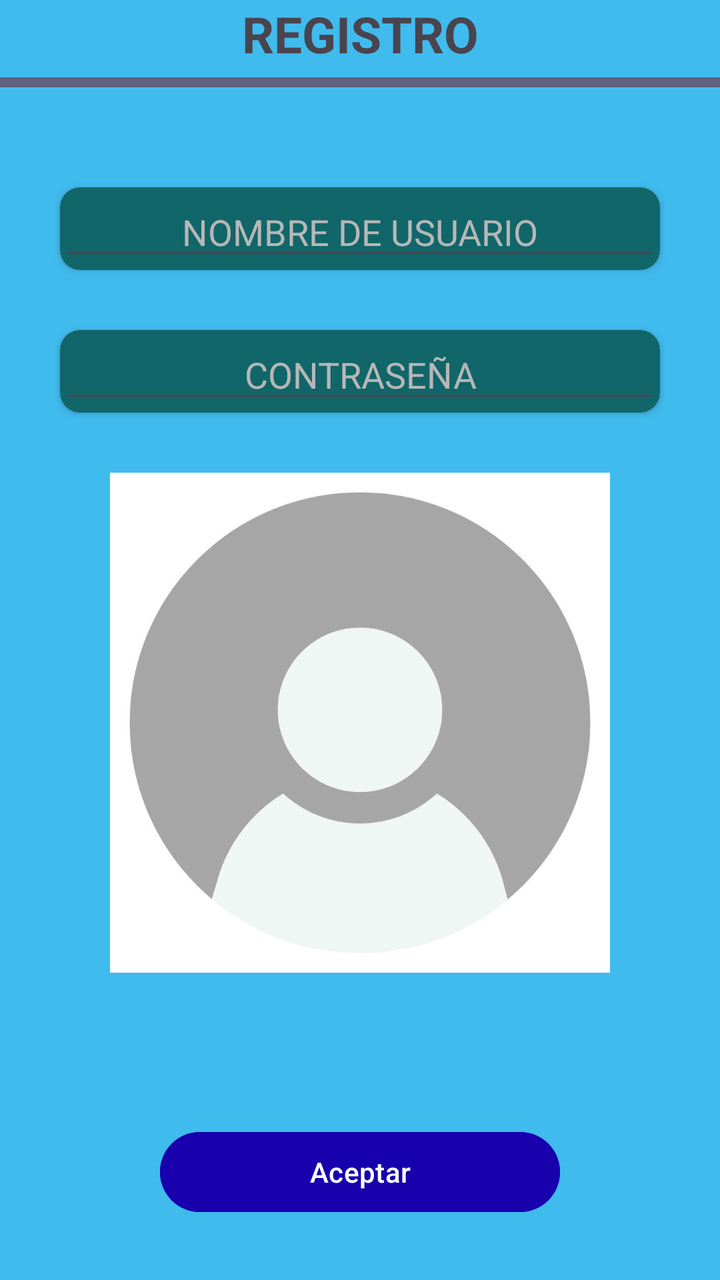
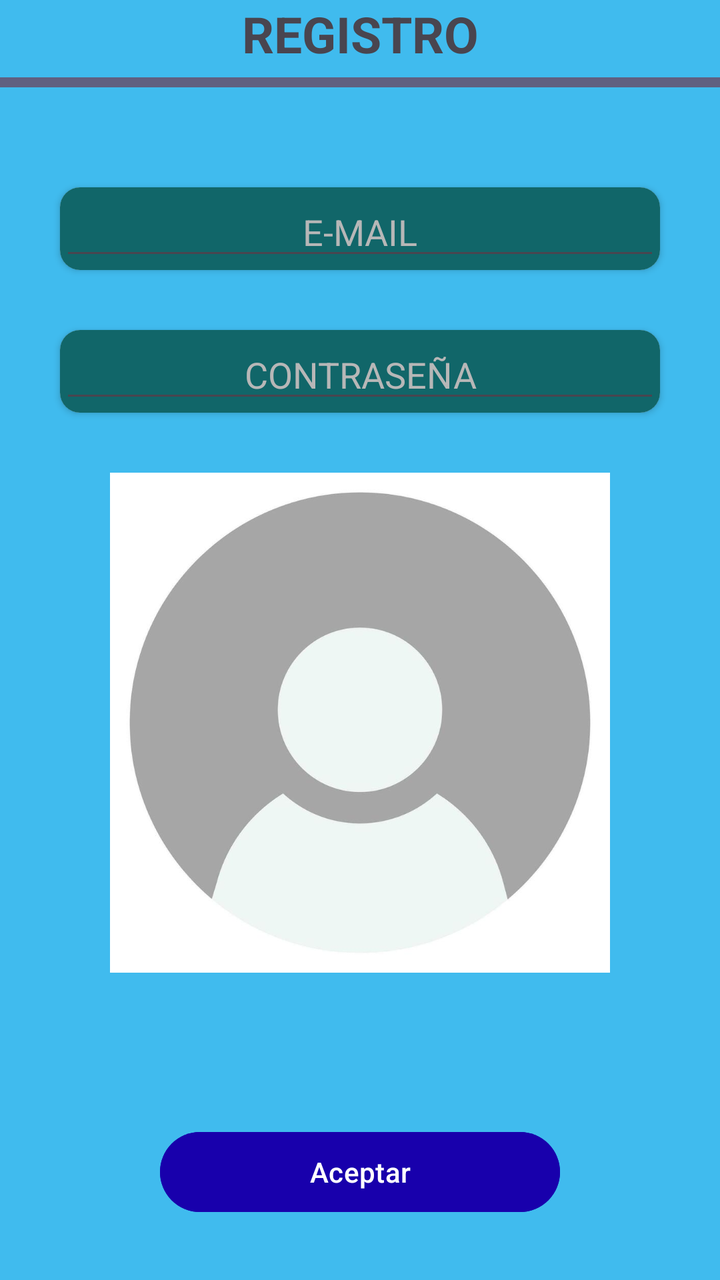

Before-and-after screenshots of an Android layout around one commit, followed by the original layout XML and the change that was made.
<!-- AndroidManifest.xml: application theme Theme.SuperSexiBoys -->
<!-- res/layout/activity_registro.xml -->
<?xml version="1.0" encoding="utf-8"?>
<androidx.constraintlayout.widget.ConstraintLayout xmlns:android="http://schemas.android.com/apk/res/android"
    xmlns:app="http://schemas.android.com/apk/res-auto"
    xmlns:tools="http://schemas.android.com/tools"
    android:id="@+id/main"
    android:layout_width="match_parent"
    android:layout_height="match_parent"
    android:background="@color/celeste"
    tools:context=".RegistroActivity">
    <TextView
        android:id="@+id/registrotext"
        android:layout_width="match_parent"
        android:gravity="center"
        android:layout_height="wrap_content"
        android:text="@string/registro"
        android:textSize="25sp"
        android:textStyle="bold"
        app:layout_constraintEnd_toEndOf="parent"
        app:layout_constraintStart_toStartOf="parent"
        app:layout_constraintTop_toTopOf="parent" />
    <TextView
        android:id="@+id/linea_registro"
        android:layout_width="match_parent"
        android:layout_height="5dp"
        android:layout_marginTop="5dp"
        android:layout_marginBottom="5dp"
        app:layout_constraintTop_toBottomOf="@+id/registrotext"
        android:background="@color/plomo_oscuro"/>
    <androidx.cardview.widget.CardView
        android:id="@+id/registroUsuario"
        android:layout_width="match_parent"
        android:layout_marginStart="30dp"
        android:layout_marginEnd="30dp"
        android:layout_marginTop="50dp"
        android:background="@color/black"
        app:layout_constraintTop_toBottomOf="@+id/linea_registro"
        app:layout_constraintStart_toStartOf="parent"
        app:layout_constraintEnd_toEndOf="parent"
        app:cardCornerRadius="10dp"
        android:layout_height="wrap_content">
        <LinearLayout
            android:layout_width="match_parent"
            android:layout_height="wrap_content"
            android:background="@color/verde_oscuro">
            <EditText
                android:layout_width="match_parent"
                android:textColorHint="@color/plomo"
                android:hint="@string/nombre_de_usuario"
                android:gravity="center"
                android:textColor="@color/white"
                android:layout_height="wrap_content"/>
        </LinearLayout>
    </androidx.cardview.widget.CardView>
    <androidx.cardview.widget.CardView
        android:layout_width="match_parent"
        android:background="@color/black"
        android:id="@+id/registroContrasena"
        app:layout_constraintTop_toBottomOf="@+id/registroUsuario"
        app:layout_constraintStart_toStartOf="parent"
        app:layout_constraintEnd_toEndOf="parent"
        app:cardCornerRadius="10dp"
        android:layout_margin="30dp"
        android:layout_height="wrap_content">
        <LinearLayout
            android:layout_width="match_parent"
            android:layout_height="wrap_content"
            android:background="@color/verde_oscuro">
            <EditText
                android:layout_width="match_parent"
                android:hint="@string/contrasenia"
                android:gravity="center"
                android:textColorHint="@color/plomo"
                android:textColor="@color/white"
                android:layout_height="wrap_content"/>
        </LinearLayout>
    </androidx.cardview.widget.CardView>
    <ImageView
        android:layout_width="250dp"
        android:layout_height="250dp"
        android:layout_margin="30dp"
        app:layout_constraintTop_toBottomOf="@+id/registroContrasena"
        app:layout_constraintStart_toStartOf="parent"
        app:layout_constraintEnd_toEndOf="parent"
        android:src="@drawable/perfilvacio"/>
    <Button
        android:id="@+id/guardar_registro_button"
        android:layout_width="200dp"
        android:layout_height="wrap_content"
        android:text="@string/aceptar"
        android:backgroundTint="@color/azul_oscuro"
        android:layout_margin="30dp"
        app:layout_constraintStart_toStartOf="parent"
        app:layout_constraintEnd_toEndOf="parent"
        app:layout_constraintBottom_toBottomOf="parent"/>
</androidx.constraintlayout.widget.ConstraintLayout>
<!-- resources referenced by this layout -->
<resources>
  <color name="azul_oscuro">#1800AC</color>
  <color name="black">#FF000000</color>
  <color name="celeste">#40BBEE</color>
  <color name="plomo">#B7B7B7</color>
  <color name="plomo_oscuro">#606080</color>
  <color name="verde_oscuro">#116669</color>
  <color name="white">#FFFFFFFF</color>
  <!-- drawable perfilvacio: jpg bitmap (drawable, 13526 bytes) -->
  <string name="aceptar">Aceptar</string>
  <string name="contrasenia">CONTRASEÑA</string>
  <string name="nombre_de_usuario">NOMBRE DE USUARIO</string>
  <string name="registro">REGISTRO</string>
  <style name="Theme.SuperSexiBoys" parent="Base.Theme.SuperSexiBoys" />
  <style name="Base.Theme.SuperSexiBoys" parent="Theme.Material3.DayNight.NoActionBar">
          
          
      </style>
</resources>

<!-- the commit's change to res/layout/activity_registro.xml (unified diff, before → after) -->
@@ -43,9 +43,10 @@
             android:layout_height="wrap_content"
             android:background="@color/verde_oscuro">
             <EditText
+                android:id="@+id/editEmail"
                 android:layout_width="match_parent"
                 android:textColorHint="@color/plomo"
-                android:hint="@string/nombre_de_usuario"
+                android:hint="@string/e_mail"
                 android:gravity="center"
                 android:textColor="@color/white"
                 android:layout_height="wrap_content"/>
@@ -66,6 +67,7 @@
             android:layout_height="wrap_content"
             android:background="@color/verde_oscuro">
             <EditText
+                android:id="@+id/editPassword"
                 android:layout_width="match_parent"
                 android:hint="@string/contrasenia"
                 android:gravity="center"
<!-- resource entries referenced after the edit -->
@@ -10,7 +10,7 @@
   <!-- drawable perfilvacio: jpg bitmap (drawable, 13526 bytes) -->
   <string name="aceptar">Aceptar</string>
   <string name="contrasenia">CONTRASEÑA</string>
-  <string name="nombre_de_usuario">NOMBRE DE USUARIO</string>
+  <string name="e_mail">E-MAIL</string>
   <string name="registro">REGISTRO</string>
   <style name="Theme.SuperSexiBoys" parent="Base.Theme.SuperSexiBoys" />
   <style name="Base.Theme.SuperSexiBoys" parent="Theme.Material3.DayNight.NoActionBar">
